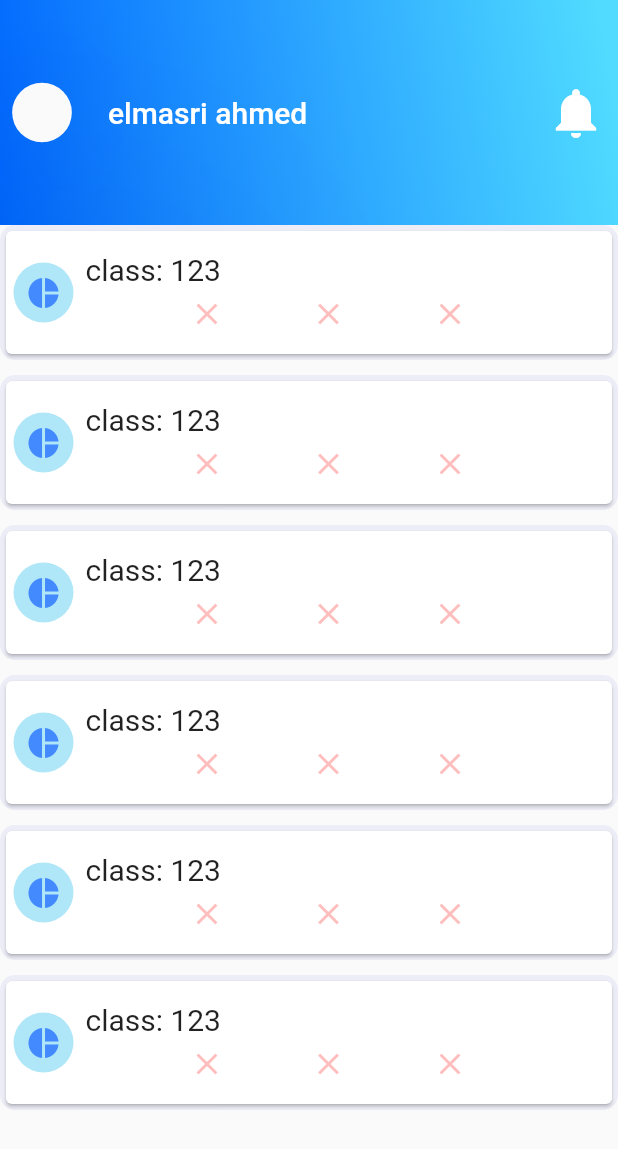
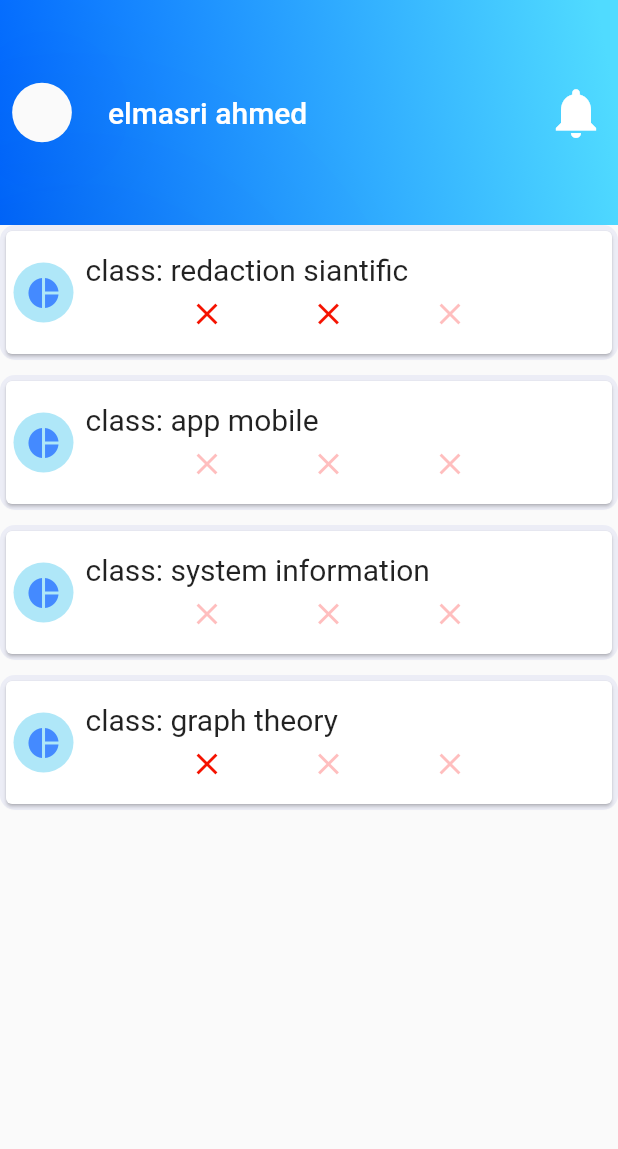
Before and after one commit to GHanamaAhmed/student-attendance, a Flutter app: the attndence screen opened directly, on a phone screen of 412 x 824 dp. Shown: the top 1149 px of the screen. Run offline on Flutter 3.47's test engine with Material 2 defaults, Android fonts, the phone set to English and light mode, and no system bars; our stand-ins replace card_swiper, flutter_svg, redux; missing offline and left inert: qr_code_scanner.

Commit message:
update 3/30/2023

```diff
--- a/lib/student ui/attendence.dart
+++ b/lib/student ui/attendence.dart
@@ -6,7 +6,7 @@ class attndence extends StatefulWidget {
   @override
   State<attndence> createState() => _attndenceState();
 }
-
+List<String> Class2 = <String>['redaction siantific', 'app mobile', 'system information','graph theory'];
 class _attndenceState extends State<attndence> {
   @override
   Widget build(BuildContext context) {
@@ -71,9 +71,9 @@ class _attndenceState extends State<attndence> {
                       children: [
                         Center(
                           child: Container(
-                            margin: EdgeInsets.all(3),
-                            child: Text('class: 123' ,
-                              style:TextStyle(
+                            margin: const EdgeInsets.all(3),
+                            child: Text('class: ${Class2[index]}' ,
+                              style:const TextStyle(
                                 fontSize: 20
                               ) ,),
                           ),
@@ -84,13 +84,33 @@ class _attndenceState extends State<attndence> {
                             margin: const EdgeInsets.fromLTRB(15, 3, 15, 3),
                             child: Row(
                               mainAxisAlignment: MainAxisAlignment.spaceEvenly,
-                              children: const [
+                              children:  [
                                 Icon(Icons.close ,
-                                  color: Color(0x4cff2424),),
-                                Icon(Icons.close,
-                                    color: Color(0x4cff2424)),
-                                Icon(Icons.close,
-                                    color: Color(0x4cff2424))
+                                  color: Color(
+                                          () {
+                                       if(index == 0 || index == 3){
+                                         return 0xfff51200;
+                                       }else{
+                                         return 0x4cff2424;
+                                       }
+                                      }()
+                                  ),),
+                                 Icon(Icons.close,
+                                    color: Color(                              () {
+                                      if(index == 0){
+                                        return 0xfff51200;
+                                      }else{
+                                        return 0x4cff2424;
+                                      }
+                                    }())),
+                                 Icon(Icons.close,
+                                    color: Color(                              () {
+                                      if(index == 4){
+                                        return 0xfff51200;
+                                      }else{
+                                        return 0x4cff2424;
+                                      }
+                                    }()))
                               ],
                             )
                         ),
@@ -106,7 +126,7 @@ class _attndenceState extends State<attndence> {
               thickness: 0,
               color: Colors.transparent,
             ),
-            itemCount: 6,
+            itemCount: Class2.length,
           ),
         ));
   }
```
